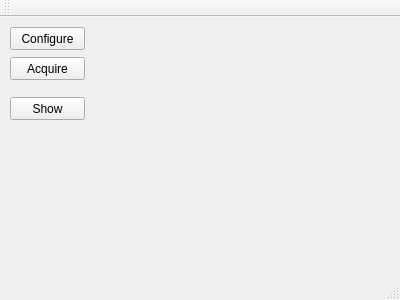
This is src/Wet-Cat_Image_Processing/wetcatimageprocessing.ui in ianvanwijk/Wet-Cat as Qt 5 draws it before an edit. The edited form follows.
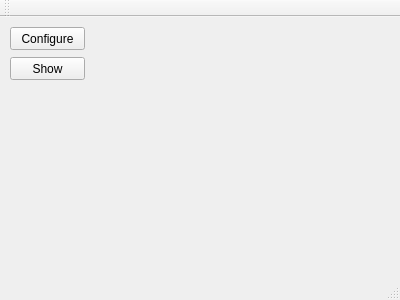
This is the edited form.

```diff
--- a/src/Wet-Cat_Image_Processing/wetcatimageprocessing.ui
+++ b/src/Wet-Cat_Image_Processing/wetcatimageprocessing.ui
@@ -14,19 +14,6 @@
    <string>WetCatImageProcessing</string>
   </property>
   <widget class="QWidget" name="centralWidget">
-   <widget class="QPushButton" name="BT_Acquire">
-    <property name="geometry">
-     <rect>
-      <x>10</x>
-      <y>40</y>
-      <width>75</width>
-      <height>23</height>
-     </rect>
-    </property>
-    <property name="text">
-     <string>Acquire</string>
-    </property>
-   </widget>
    <widget class="QPushButton" name="BT_Configure">
     <property name="geometry">
      <rect>
@@ -44,7 +31,7 @@
     <property name="geometry">
      <rect>
       <x>10</x>
-      <y>80</y>
+      <y>40</y>
       <width>75</width>
       <height>23</height>
      </rect>
```
